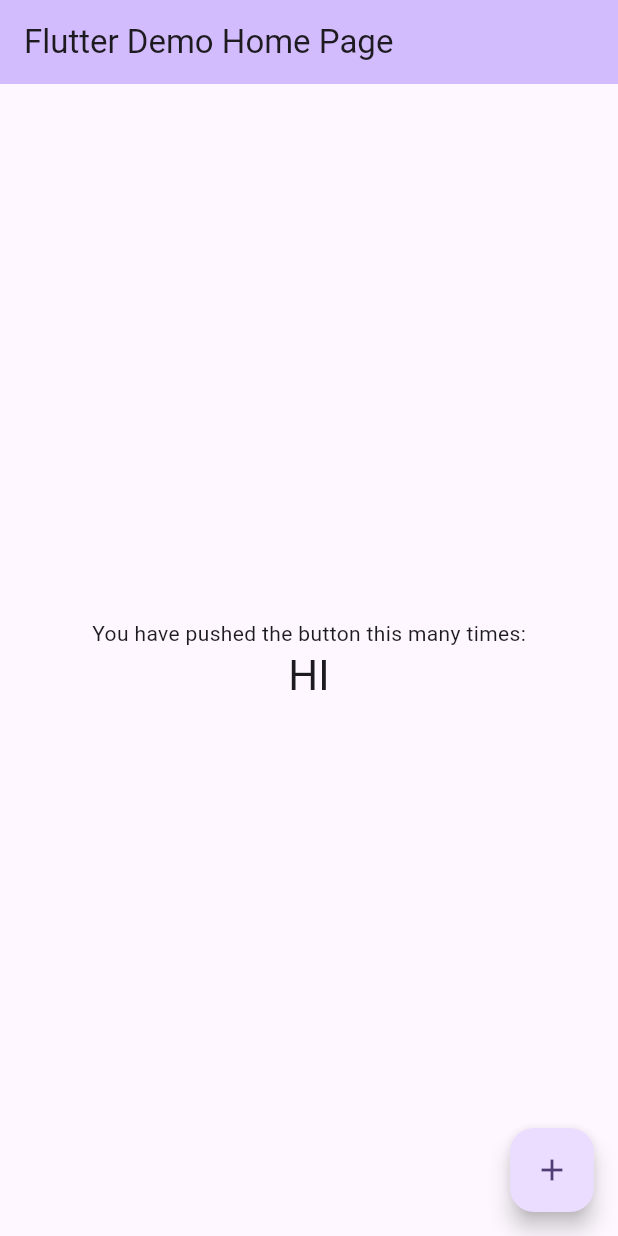
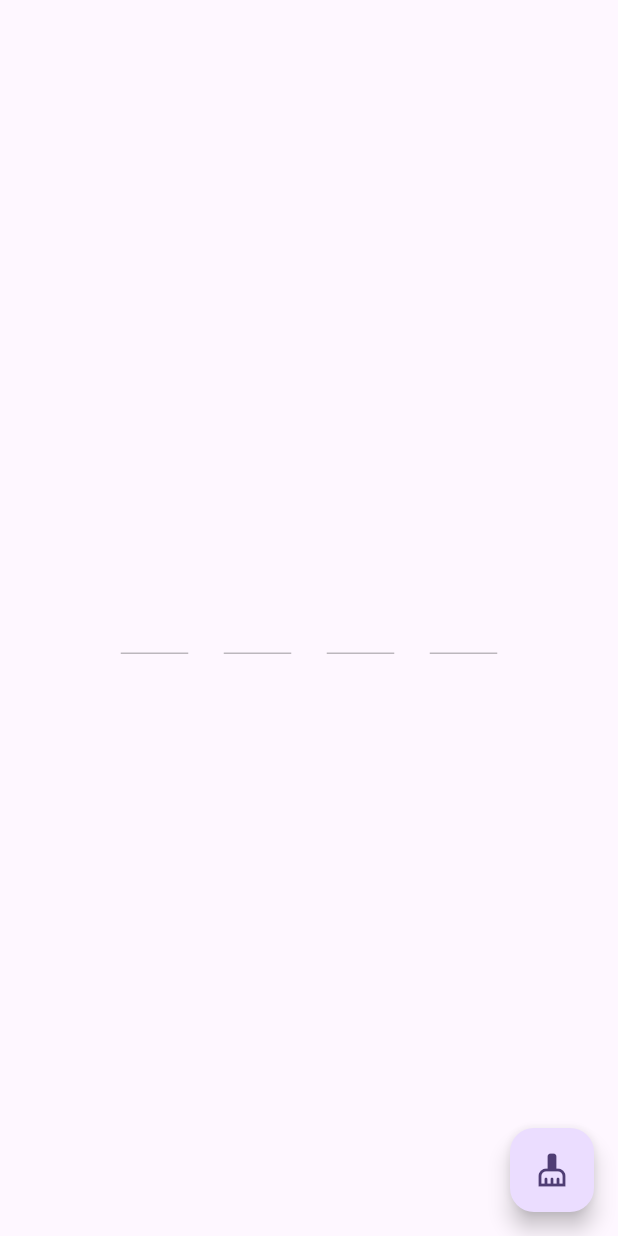
Before and after one commit to sujay-lite/ui_learning, a Flutter app: the screen it shows after launch, on a phone screen of 412 x 824 dp. Run offline on Flutter 3.47's test engine with Material 2 defaults, Android fonts, the phone set to English and light mode, and no system bars; drawn by our look-alikes of otp_text_field.

Commit message:
added otp field

```diff
--- a/lib/main.dart
+++ b/lib/main.dart
@@ -1,4 +1,6 @@
 import 'package:flutter/material.dart';
+import 'package:otp_text_field/otp_field.dart';
+import 'package:otp_text_field/style.dart';
 
 void main() {
   runApp(const MyApp());
@@ -31,31 +33,38 @@ class MyHomePage extends StatefulWidget {
 }
 
 class _MyHomePageState extends State<MyHomePage> {
+  OtpFieldController otpController = OtpFieldController();
+
   @override
   Widget build(BuildContext context) {
+    var size = MediaQuery.of(context).size;
     return Scaffold(
-      appBar: AppBar(
-        backgroundColor: Theme.of(context).colorScheme.inversePrimary,
-        title: Text(widget.title),
+      floatingActionButton: FloatingActionButton(
+        child: Icon(Icons.cleaning_services),
+        onPressed: () {
+          print("Floating button was pressed.");
+          otpController.clear();
+          // otpController.set(['2', '3', '5', '5', '7']);
+          // otpController.setValue('3', 0);
+          // otpController.setFocus(1);
+        },
       ),
       body: Center(
-        child: Column(
-          mainAxisAlignment: MainAxisAlignment.center,
-          children: <Widget>[
-            const Text(
-              'You have pushed the button this many times:',
-            ),
-            Text(
-              'HI',
-              style: Theme.of(context).textTheme.headlineMedium,
-            ),
-          ],
-        ),
-      ),
-      floatingActionButton: FloatingActionButton(
-        onPressed: () {},
-        tooltip: 'Increment',
-        child: const Icon(Icons.add),
+        child: OTPTextField(
+            controller: otpController,
+            length: 4,
+            width: size.width / 1.5,
+            textFieldAlignment: MainAxisAlignment.spaceAround,
+            fieldWidth: 45,
+            fieldStyle: FieldStyle.underline,
+            // outlineBorderRadius: 15,
+            style: const TextStyle(fontSize: 17),
+            onChanged: (pin) {
+              print("Changed: " + pin);
+            },
+            onCompleted: (pin) {
+              print("Completed: " + pin);
+            }),
       ),
     );
   }
```
Also changed, not shown: pubspec.yaml (+1 -35 lines), pubspec.lock.
